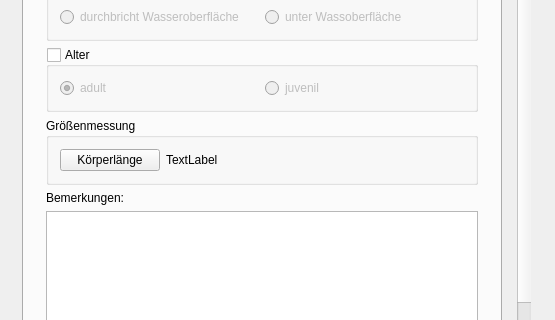
This is mainwindow.ui in ifaoe/2014-10-Bird-View as Qt 5 draws it before an edit; both pictures show x 0 to 555 and y 543 to 863 of the 1217 by 972 pixel window. The edited form follows.
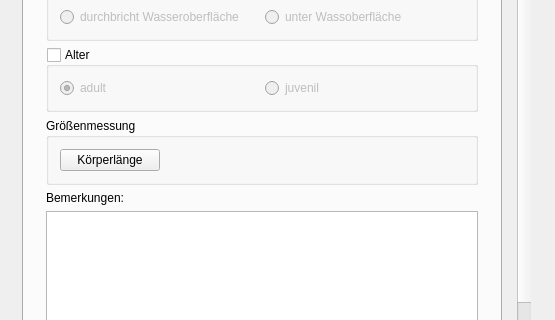
This is the edited form. The open tabs and pages were chosen to show the change.

Commit message: Messstatus anzeigen.

The edit to the form file:
```diff
--- a/mainwindow.ui
+++ b/mainwindow.ui
@@ -96,7 +96,7 @@
        <property name="geometry">
         <rect>
          <x>0</x>
-         <y>-93</y>
+         <y>0</y>
          <width>507</width>
          <height>1015</height>
         </rect>
@@ -948,7 +948,7 @@
                   <item row="0" column="1">
                    <widget class="QLabel" name="lblMammalSizeLength">
                     <property name="text">
-                     <string>TextLabel</string>
+                     <string/>
                     </property>
                    </widget>
                   </item>
```
Left out of the diff: 2 changed lines with no effect on the pictures. The commit also changes 1 other file.
